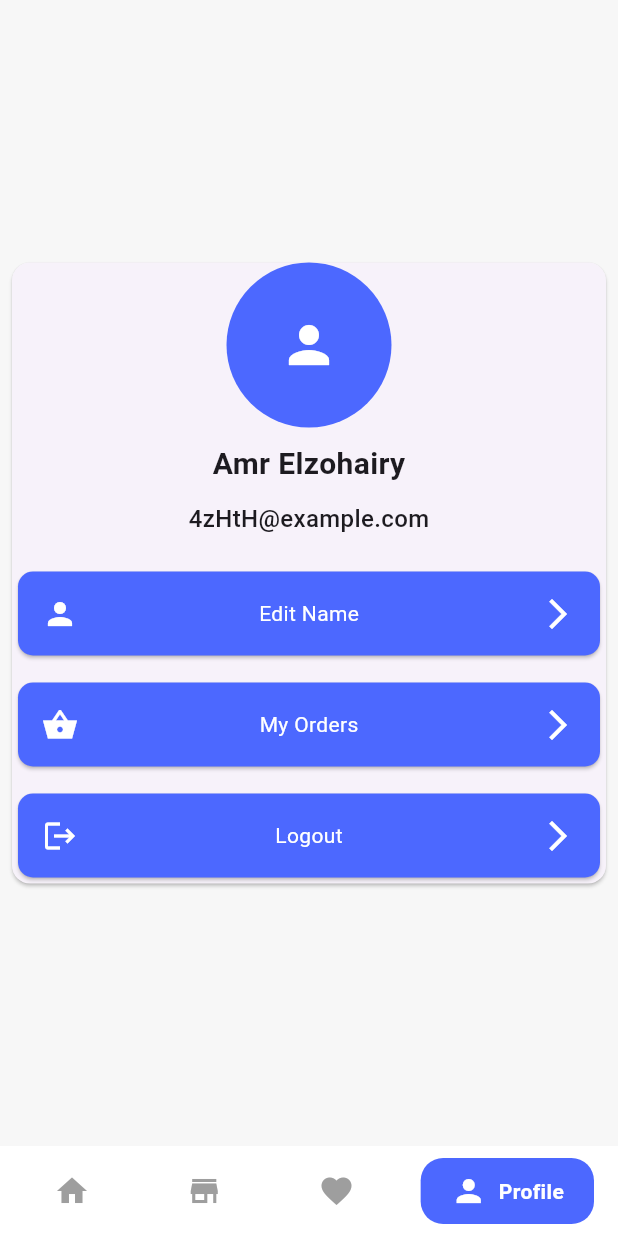
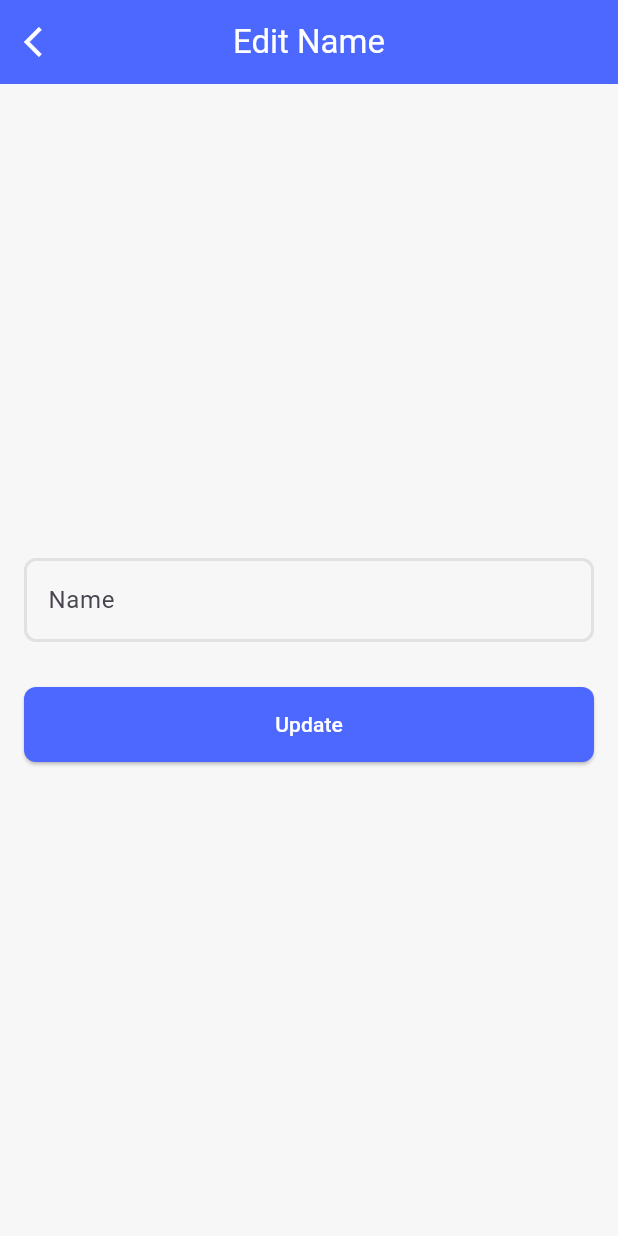
Before and after one commit to AmrElzohairy/online_market, a Flutter app: the screen it shows after launch, item 4 of the bottom bar chosen, after a tap on "Edit Name", on a phone screen of 412 x 824 dp. Run offline on Flutter 3.47's test engine with Material 3 defaults, Android fonts, the phone set to English and light mode, and no system bars; drawn by our look-alikes of google_nav_bar; our stand-ins replace cached_network_image, skeletonizer; network calls fail.

Commit message:
finish edit name view

```diff
--- /dev/null
+++ b/lib/core/widgets/build_custom_app_bar.dart
@@ -0,0 +1,19 @@
+  import 'package:flutter/material.dart';
+import 'package:online_market/core/theme/app_colors.dart';
+
+AppBar buildCustomAppBar({
+    required BuildContext context,
+    required String title,
+  }) {
+    return AppBar(
+      centerTitle: true,
+      leading: IconButton(
+        icon: const Icon(Icons.arrow_back_ios, color: AppColors.kWhiteColor),
+        onPressed: () {
+          Navigator.pop(context);
+        },
+      ),
+      backgroundColor: AppColors.kPrimaryColor,
+      title: Text(title, style: const TextStyle(color: AppColors.kWhiteColor)),
+    );
+  }
--- /dev/null
+++ b/lib/views/profile/ui/edit_name_view.dart
@@ -0,0 +1,31 @@
+import 'package:flutter/material.dart';
+import 'package:online_market/core/widgets/build_custom_app_bar.dart';
+import 'package:online_market/views/auth/ui/widgets/custom_button.dart';
+import 'package:online_market/views/auth/ui/widgets/custom_text_form_field.dart';
+
+class EditNameView extends StatelessWidget {
+  const EditNameView({super.key});
+
+  @override
+  Widget build(BuildContext context) {
+    return Scaffold(
+      appBar: buildCustomAppBar(context: context, title: "Edit Name"),
+      body: Padding(
+        padding: const EdgeInsets.symmetric(horizontal: 16),
+        child: Column(
+          mainAxisAlignment: MainAxisAlignment.center,
+          children: [
+            const CustomTextFormField(labelText: "Name", isSecured: false),
+            const SizedBox(height: 30),
+            CustomEvButton(
+              text: "Update",
+              onTap: () {
+                // Handle submit action
+              },
+            ),
+          ],
+        ),
+      ),
+    );
+  }
+}
--- a/lib/views/profile/ui/profile_view.dart
+++ b/lib/views/profile/ui/profile_view.dart
@@ -1,5 +1,7 @@
 import 'package:flutter/material.dart';
+import 'package:online_market/core/helpers/navigation_functions.dart';
 import 'package:online_market/core/theme/app_colors.dart';
+import 'package:online_market/views/profile/ui/edit_name_view.dart';
 import 'package:online_market/views/profile/ui/widgets/custom_profile_card.dart';
 
 class ProfileView extends StatelessWidget {
@@ -31,7 +33,9 @@ class ProfileView extends StatelessWidget {
             ),
             const SizedBox(height: 20),
             InkWell(
-              onTap: () {},
+              onTap: () {
+                navTo(context, const EditNameView());
+              },
               child: const CustomProfileCard(
                 icon: Icons.person,
                 title: "Edit Name",
```
